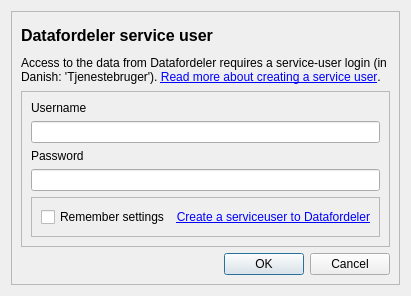
Septima/qgis-dfd-knap, file Datafordeler/settings.ui: the form before one commit.
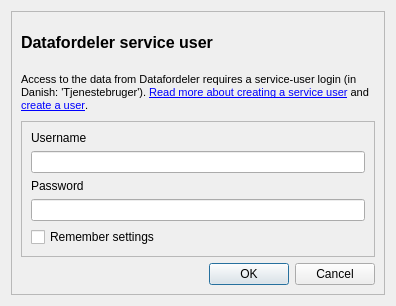
The form after the commit.

Commit message: Specificed description about creating a service user to Datafordeler

Patch:
```diff
--- a/Datafordeler/settings.ui
+++ b/Datafordeler/settings.ui
@@ -7,7 +7,7 @@
     <x>0</x>
     <y>0</y>
     <width>396</width>
-    <height>296</height>
+    <height>306</height>
    </rect>
   </property>
   <property name="windowTitle">
@@ -33,7 +33,11 @@
       <item>
        <widget class="QLabel" name="label_3">
         <property name="text">
-         <string>&lt;html&gt;&lt;head/&gt;&lt;body&gt;&lt;p&gt;Access to the data from Datafordeler requires a service-user login (in Danish: 'Tjenestebruger'). &lt;a href=&quot;http://datafordeler.dk/vejledninger/brugeroprettelse/&quot;&gt;&lt;span style=&quot; text-decoration: underline; color:#0000ff;&quot;&gt;Read more about creating a service user&lt;/span&gt;&lt;/a&gt;.&lt;/p&gt;&lt;/body&gt;&lt;/html&gt;</string>
+         <string>&lt;!DOCTYPE HTML PUBLIC &quot;-//W3C//DTD HTML 4.0//EN&quot; &quot;http://www.w3.org/TR/REC-html40/strict.dtd&quot;&gt;
+&lt;html&gt;&lt;head&gt;&lt;meta name=&quot;qrichtext&quot; content=&quot;1&quot; /&gt;&lt;style type=&quot;text/css&quot;&gt;
+p, li { white-space: pre-wrap; }
+&lt;/style&gt;&lt;/head&gt;&lt;body style=&quot; font-family:'MS Shell Dlg 2'; font-size:8pt; font-weight:400; font-style:normal;&quot;&gt;
+&lt;p style=&quot; margin-top:12px; margin-bottom:12px; margin-left:0px; margin-right:0px; -qt-block-indent:0; text-indent:0px;&quot;&gt;Access to the data from Datafordeler requires a service-user login (in Danish: 'Tjenestebruger'). &lt;a href=&quot;http://datafordeler.dk/vejledninger/brugeroprettelse/&quot;&gt;&lt;span style=&quot; text-decoration: underline; color:#0000ff;&quot;&gt;Read more about creating a service user&lt;/span&gt;&lt;/a&gt; and &lt;a href=&quot;https://selfservice.datafordeler.dk/&quot;&gt;&lt;span style=&quot; text-decoration: underline; color:#0000ff;&quot;&gt;create a user&lt;/span&gt;&lt;/a&gt;.&lt;/p&gt;&lt;/body&gt;&lt;/html&gt;</string>
         </property>
         <property name="wordWrap">
          <bool>true</bool>
@@ -80,32 +84,10 @@
           </widget>
          </item>
          <item>
-          <widget class="QFrame" name="frame_3">
-           <property name="frameShape">
-            <enum>QFrame::StyledPanel</enum>
+          <widget class="QCheckBox" name="remember_settings">
+           <property name="text">
+            <string>Remember settings</string>
            </property>
-           <property name="frameShadow">
-            <enum>QFrame::Raised</enum>
-           </property>
-           <layout class="QHBoxLayout" name="horizontalLayout">
-            <item>
-             <widget class="QCheckBox" name="remember_settings">
-              <property name="text">
-               <string>Remember settings</string>
-              </property>
-             </widget>
-            </item>
-            <item>
-             <widget class="QLabel" name="label">
-              <property name="text">
-               <string>&lt;html&gt;&lt;head/&gt;&lt;body&gt;&lt;p align=&quot;right&quot;&gt;&lt;a href=&quot;https://selfservice.datafordeler.dk/&quot;&gt;&lt;span style=&quot; text-decoration: underline; color:#0000ff;&quot;&gt;Create a serviceuser to Datafordeler&lt;/span&gt;&lt;/a&gt;&lt;/p&gt;&lt;/body&gt;&lt;/html&gt;</string>
-              </property>
-              <property name="openExternalLinks">
-               <bool>true</bool>
-              </property>
-             </widget>
-            </item>
-           </layout>
           </widget>
          </item>
         </layout>
```
Left out of the diff: 3 changed lines with no effect on the pictures. The commit also changes 1 other file.
